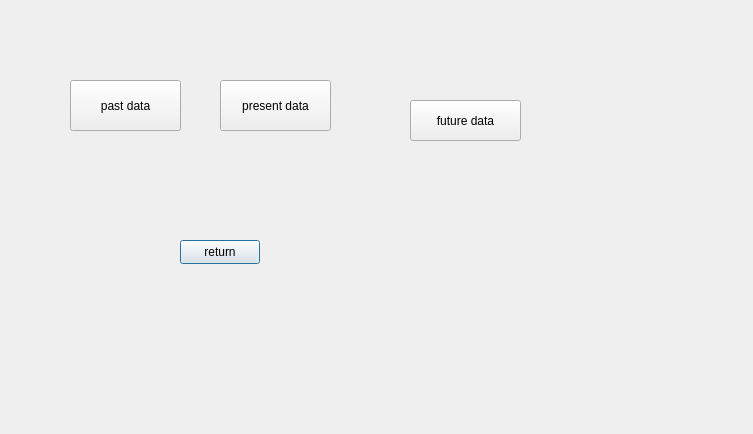
The window that intermediatewindow.ui (Aalok376/SkyScout) describes before a commit, drawn with Qt 5.
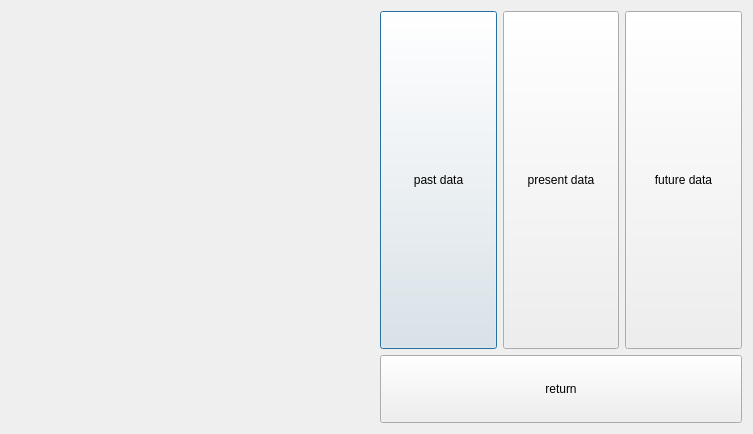
The same window after the commit. Icons and pictures are not drawn.

```diff
--- a/intermediatewindow.ui
+++ b/intermediatewindow.ui
@@ -16,58 +16,86 @@
   <property name="styleSheet">
    <string notr="true">background-image: url(&quot;:/new/prefix1/image/background.png&quot;);</string>
   </property>
-  <widget class="QPushButton" name="return_btn">
-   <property name="geometry">
-    <rect>
-     <x>180</x>
-     <y>240</y>
-     <width>80</width>
-     <height>24</height>
-    </rect>
+  <layout class="QHBoxLayout" name="horizontalLayout_3">
+   <item>
+    <layout class="QHBoxLayout" name="horizontalLayout_2">
+     <item>
+      <widget class="QLabel" name="label">
+       <property name="styleSheet">
+        <string notr="true">color:rgb( 225, 255, 255);
+font: 12pt &quot;Segoe UI&quot;;</string>
    </property>
    <property name="text">
-    <string>return</string>
-   </property>
-  </widget>
+        <string/>
+       </property>
+       <property name="alignment">
+        <set>Qt::AlignCenter</set>
+       </property>
+      </widget>
+     </item>
+     <item>
+      <layout class="QVBoxLayout" name="verticalLayout" stretch="5,1">
+       <item>
+        <layout class="QHBoxLayout" name="horizontalLayout">
+         <item>
   <widget class="QPushButton" name="past_data_btn">
-   <property name="geometry">
-    <rect>
-     <x>70</x>
-     <y>80</y>
-     <width>111</width>
-     <height>51</height>
-    </rect>
+           <property name="sizePolicy">
+            <sizepolicy hsizetype="Minimum" vsizetype="Preferred">
+             <horstretch>0</horstretch>
+             <verstretch>0</verstretch>
+            </sizepolicy>
    </property>
    <property name="text">
     <string>past data</string>
    </property>
   </widget>
+         </item>
+         <item>
   <widget class="QPushButton" name="present_data_btn">
-   <property name="geometry">
-    <rect>
-     <x>220</x>
-     <y>80</y>
-     <width>111</width>
-     <height>51</height>
-    </rect>
+           <property name="sizePolicy">
+            <sizepolicy hsizetype="Minimum" vsizetype="Preferred">
+             <horstretch>0</horstretch>
+             <verstretch>0</verstretch>
+            </sizepolicy>
    </property>
    <property name="text">
     <string>present data</string>
    </property>
   </widget>
+         </item>
+         <item>
   <widget class="QPushButton" name="future_data_btn">
-   <property name="geometry">
-    <rect>
-     <x>410</x>
-     <y>100</y>
-     <width>111</width>
-     <height>41</height>
-    </rect>
+           <property name="sizePolicy">
+            <sizepolicy hsizetype="Minimum" vsizetype="Preferred">
+             <horstretch>0</horstretch>
+             <verstretch>0</verstretch>
+            </sizepolicy>
    </property>
    <property name="text">
     <string>future data</string>
    </property>
   </widget>
+         </item>
+        </layout>
+       </item>
+       <item>
+        <widget class="QPushButton" name="return_btn">
+         <property name="sizePolicy">
+          <sizepolicy hsizetype="Minimum" vsizetype="Preferred">
+           <horstretch>0</horstretch>
+           <verstretch>0</verstretch>
+          </sizepolicy>
+         </property>
+         <property name="text">
+          <string>return</string>
+         </property>
+        </widget>
+       </item>
+      </layout>
+     </item>
+    </layout>
+   </item>
+  </layout>
  </widget>
  <resources/>
  <connections/>
```
Lines whose indentation alone changed are shown as unchanged.
